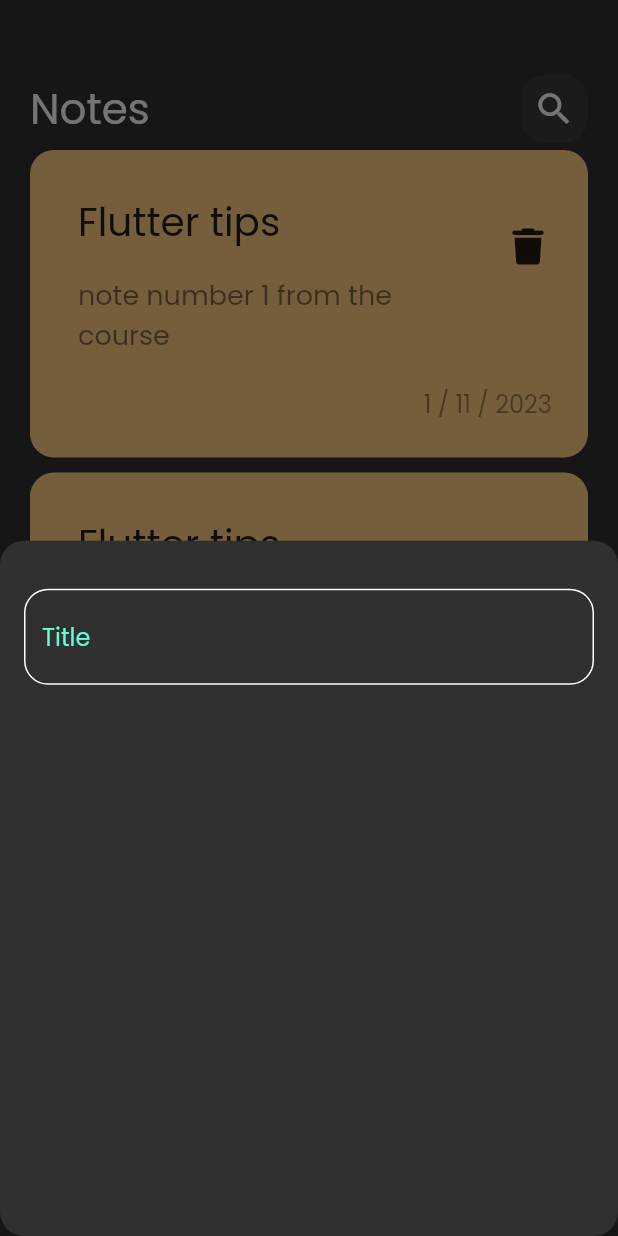
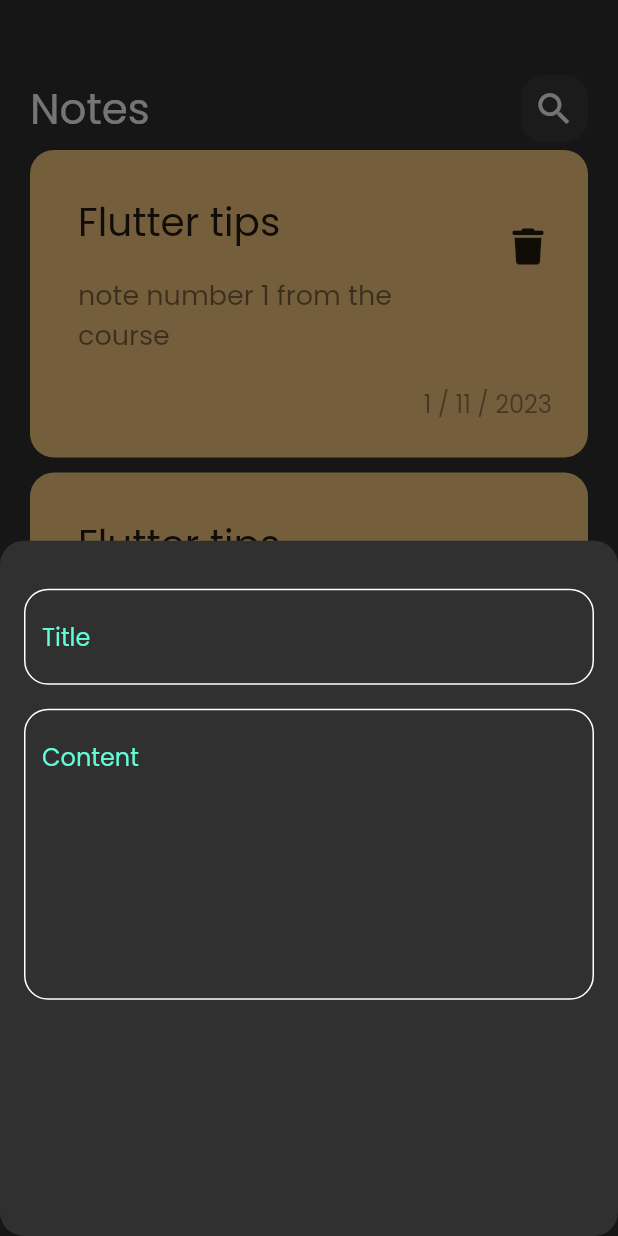
Before and after one commit to mostafaahmedbahr/note_app_with_hive, a Flutter app: the screen it shows after launch, after a tap on the "add" icon, on a phone screen of 412 x 824 dp. Run offline on Flutter 3.47's test engine with Material 2 defaults, Android fonts, the phone set to English and light mode, and no system bars; our stand-ins replace font_awesome_flutter.

Commit message:
edit note view done

```diff
--- a/lib/widgets/add_note_bottom_sheet.dart
+++ b/lib/widgets/add_note_bottom_sheet.dart
@@ -6,11 +6,19 @@
 
   @override
   Widget build(BuildContext context) {
-    return  Padding(padding: EdgeInsets.symmetric(horizontal: 16),
+    return  Padding(padding: const EdgeInsets.symmetric(horizontal: 16),
     child: Column(
-      children: [
+      children:const [
         SizedBox(height: 32,),
-        CustomTextField(),
+        CustomTextField(
+          hintText: "Title",
+          maxLines: 1,
+        ),
+        SizedBox(height: 16,),
+        CustomTextField(
+          hintText: "Content",
+          maxLines: 7,
+        ),
       ],
 
     ),);
--- a/lib/widgets/custom_app_bar.dart
+++ b/lib/widgets/custom_app_bar.dart
@@ -2,17 +2,21 @@
 
 import 'custom_search_icon.dart';
 class CustomAppBar extends StatelessWidget {
-  const CustomAppBar({Key? key}) : super(key: key);
+  const CustomAppBar({Key? key, required this.title, required this.icon}) : super(key: key);
+  final String title;
+  final IconData icon;
 
   @override
   Widget build(BuildContext context) {
     return Row(
-      children: const[
-        Text("Notes",style: TextStyle(
+      children: [
+        Text(title,style: const TextStyle(
           fontSize: 28,
         ),),
-        Spacer(),
-        CustomSearchIcon(),
+        const Spacer(),
+          CustomIcon(
+          icon: icon,
+        ),
       ],
     );
   }
--- a/lib/widgets/custom_note_item.dart
+++ b/lib/widgets/custom_note_item.dart
@@ -1,11 +1,18 @@
 import 'package:flutter/material.dart';
 import 'package:font_awesome_flutter/font_awesome_flutter.dart';
+import 'package:note_app_with_sql_tharwet_thamy/views/edit_note_view.dart';
 class CustomNoteItem extends StatelessWidget {
   const CustomNoteItem({Key? key}) : super(key: key);
 
   @override
   Widget build(BuildContext context) {
-    return Container(
+    return GestureDetector(
+      onTap: (){
+        Navigator.push(context,MaterialPageRoute(builder: (context){
+          return const EditNoteView();
+        }));
+      },
+      child: Container(
         padding:const EdgeInsets.only(top:24,bottom:24,left: 16),
         decoration: BoxDecoration(
           color: const Color(0xffffcc80),
@@ -41,6 +48,7 @@
             ),
           ],
         ),
+      ),
     );
   }
 }
--- a/lib/widgets/custom_search_icon.dart
+++ b/lib/widgets/custom_search_icon.dart
@@ -1,7 +1,7 @@
 import 'package:flutter/material.dart';
-class CustomSearchIcon extends StatelessWidget {
-  const CustomSearchIcon({Key? key}) : super(key: key);
-
+class CustomIcon extends StatelessWidget {
+  const CustomIcon({Key? key, required this.icon}) : super(key: key);
+final IconData icon;
   @override
   Widget build(BuildContext context) {
     return Container(
@@ -11,8 +11,8 @@
         borderRadius: BorderRadius.circular(16),
         color: Colors.white.withOpacity(0.05),
       ),
-      child: const Center(
-        child: Icon(Icons.search,
+      child:  Center(
+        child: Icon(icon,
           size: 28,
         ),
       ),
--- a/lib/widgets/custom_text_field.dart
+++ b/lib/widgets/custom_text_field.dart
@@ -2,14 +2,16 @@
 
 import '../constants/consts.dart';
 class CustomTextField extends StatelessWidget {
-  const CustomTextField({Key? key}) : super(key: key);
-
+  const CustomTextField({Key? key, required this.hintText, required this.maxLines}) : super(key: key);
+final String hintText;
+final int maxLines;
   @override
   Widget build(BuildContext context) {
     return TextField(
       cursorColor: kPrimaryColor,
+      maxLines: maxLines,
       decoration: InputDecoration(
-        hintText: "Title",
+        hintText: hintText,
         hintStyle:const TextStyle(
           color: kPrimaryColor,
         ),
--- a/lib/widgets/notes_view_body_widget.dart
+++ b/lib/widgets/notes_view_body_widget.dart
@@ -14,7 +14,10 @@
       child: Column(
         children: const [
             SizedBox(height: 50,),
-            CustomAppBar(),
+            CustomAppBar(
+              title: "Notes",
+              icon: Icons.search,
+            ),
           NotesListView(),
         ],
       ),
```
Also changed, not shown: lib/views/edit_note_view.dart (added, +15 -0 lines), lib/widgets/edit_view_body.dart (added, +33 -0 lines). Lines whose indentation alone changed are shown as unchanged.
